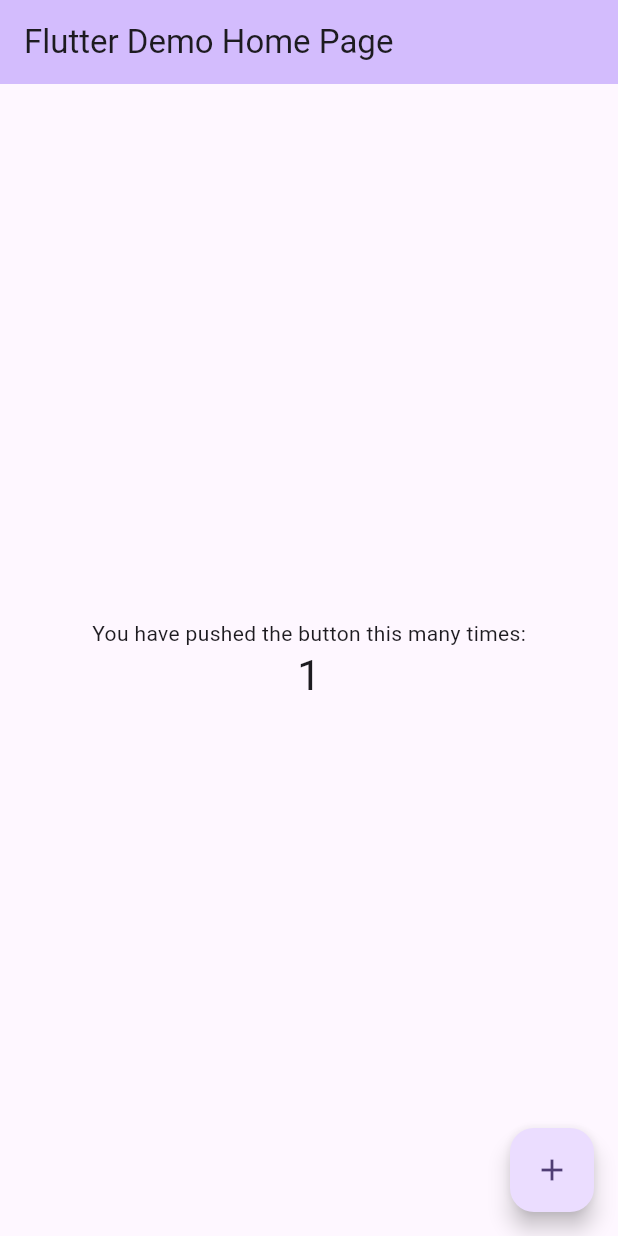
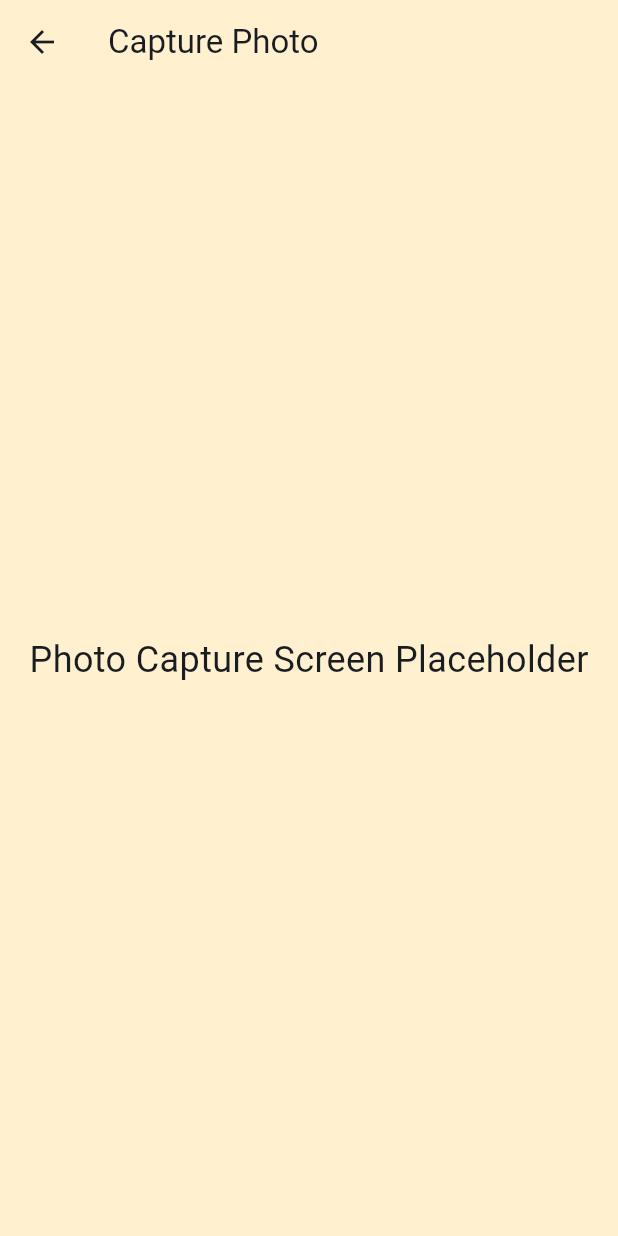
Before and after one commit to sammig6i/virtual_staging_app, a Flutter app: the screen it shows after launch, after a tap on the "add" icon, on a phone screen of 412 x 824 dp. Run offline on Flutter 3.47's test engine with Material 3 defaults, Android fonts, the phone set to English and light mode, and no system bars.

Commit message:
home screen and placeholders

```diff
--- /dev/null
+++ b/lib/home.dart
@@ -0,0 +1,81 @@
+import 'package:flutter/material.dart';
+import 'photo_capture.dart';
+import 'photo_gallery.dart';
+
+class Home extends StatelessWidget {
+  const Home({super.key});
+
+  @override
+  Widget build(BuildContext context) {
+    return Scaffold(
+      appBar: AppBar(
+        backgroundColor: Colors.transparent,
+        elevation: 0,
+        centerTitle: false,
+        title: const Padding(
+          padding: EdgeInsets.symmetric(horizontal: 5.0),
+          child: Text(
+            'StageStudio AI',
+            style: TextStyle(
+              color: Colors.black,
+              fontSize: 28,
+              fontWeight: FontWeight.bold,
+            ),
+          ),
+        ),
+      ),
+      body: Center(
+        child: Column(
+          mainAxisAlignment: MainAxisAlignment.start,
+          children: [
+            Container(
+              width: MediaQuery.of(context).size.width * 0.9,
+              height: MediaQuery.of(context).size.height * 0.75,
+              decoration: BoxDecoration(
+                borderRadius: BorderRadius.circular(16),
+                image: const DecorationImage(
+                  image: AssetImage('assets/staged_room.png'),
+                  fit: BoxFit.cover,
+                ),
+              ),
+            ),
+            const Spacer(),
+            Padding(
+              padding: const EdgeInsets.only(bottom: 30.0),
+              child: Row(
+                mainAxisAlignment: MainAxisAlignment.center,
+                children: [
+                  FloatingActionButton(
+                    heroTag: 'takePhoto',
+                    onPressed: () {
+                      Navigator.push(
+                        context,
+                        MaterialPageRoute(
+                            builder: (context) => const PhotoCaptureScreen()),
+                      );
+                    },
+                    tooltip: 'Take Photo',
+                    child: const Icon(Icons.add),
+                  ),
+                  const SizedBox(width: 20),
+                  FloatingActionButton(
+                    heroTag: 'pickPhoto',
+                    onPressed: () {
+                      Navigator.push(
+                        context,
+                        MaterialPageRoute(
+                            builder: (context) => const PhotoGalleryScreen()),
+                      );
+                    },
+                    tooltip: 'Pick Photo from Gallery',
+                    child: const Icon(Icons.image),
+                  ),
+                ],
+              ),
+            ),
+          ],
+        ),
+      ),
+    );
+  }
+}
--- a/lib/main.dart
+++ b/lib/main.dart
@@ -1,4 +1,6 @@
 import 'package:flutter/material.dart';
+import 'package:flutter/services.dart';
+import 'home.dart';
 
 void main() {
   runApp(const MyApp());
@@ -7,119 +9,24 @@ void main() {
 class MyApp extends StatelessWidget {
   const MyApp({super.key});
 
-  // This widget is the root of your application.
   @override
   Widget build(BuildContext context) {
     return MaterialApp(
-      title: 'Flutter Demo',
+      title: 'StageStudio AI',
       theme: ThemeData(
-        // This is the theme of your application.
-        //
-        // TRY THIS: Try running your application with "flutter run". You'll see
-        // the application has a purple toolbar. Then, without quitting the app,
-        // try changing the seedColor in the colorScheme below to Colors.green
-        // and then invoke "hot reload" (save your changes or press the "hot
-        // reload" button in a Flutter-supported IDE, or press "r" if you used
-        // the command line to start the app).
-        //
-        // Notice that the counter didn't reset back to zero; the application
-        // state is not lost during the reload. To reset the state, use hot
-        // restart instead.
-        //
-        // This works for code too, not just values: Most code changes can be
-        // tested with just a hot reload.
-        colorScheme: ColorScheme.fromSeed(seedColor: Colors.deepPurple),
+        colorScheme: ColorScheme.fromSeed(seedColor: Colors.blue),
         useMaterial3: true,
+        appBarTheme: const AppBarTheme(
+          backgroundColor: Color(0xFFFFF1D0),
+          systemOverlayStyle: SystemUiOverlayStyle(
+            statusBarColor: Color(0xFFFFF1D0),
+            statusBarIconBrightness: Brightness.dark,
+            statusBarBrightness: Brightness.light,
+          ),
+        ),
+        scaffoldBackgroundColor: const Color(0xFFFFF1D0),
       ),
-      home: const MyHomePage(title: 'Flutter Demo Home Page'),
+      home: const Home(),
     );
   }
 }
-
-class MyHomePage extends StatefulWidget {
-  const MyHomePage({super.key, required this.title});
-
-  // This widget is the home page of your application. It is stateful, meaning
-  // that it has a State object (defined below) that contains fields that affect
-  // how it looks.
-
-  // This class is the configuration for the state. It holds the values (in this
-  // case the title) provided by the parent (in this case the App widget) and
-  // used by the build method of the State. Fields in a Widget subclass are
-  // always marked "final".
-
-  final String title;
-
-  @override
-  State<MyHomePage> createState() => _MyHomePageState();
-}
-
-class _MyHomePageState extends State<MyHomePage> {
-  int _counter = 0;
-
-  void _incrementCounter() {
-    setState(() {
-      // This call to setState tells the Flutter framework that something has
-      // changed in this State, which causes it to rerun the build method below
-      // so that the display can reflect the updated values. If we changed
-      // _counter without calling setState(), then the build method would not be
-      // called again, and so nothing would appear to happen.
-      _counter++;
-    });
-  }
-
-  @override
-  Widget build(BuildContext context) {
-    // This method is rerun every time setState is called, for instance as done
-    // by the _incrementCounter method above.
-    //
-    // The Flutter framework has been optimized to make rerunning build methods
-    // fast, so that you can just rebuild anything that needs updating rather
-    // than having to individually change instances of widgets.
-    return Scaffold(
-      appBar: AppBar(
-        // TRY THIS: Try changing the color here to a specific color (to
-        // Colors.amber, perhaps?) and trigger a hot reload to see the AppBar
-        // change color while the other colors stay the same.
-        backgroundColor: Theme.of(context).colorScheme.inversePrimary,
-        // Here we take the value from the MyHomePage object that was created by
-        // the App.build method, and use it to set our appbar title.
-        title: Text(widget.title),
-      ),
-      body: Center(
-        // Center is a layout widget. It takes a single child and positions it
-        // in the middle of the parent.
-        child: Column(
-          // Column is also a layout widget. It takes a list of children and
-          // arranges them vertically. By default, it sizes itself to fit its
-          // children horizontally, and tries to be as tall as its parent.
-          //
-          // Column has various properties to control how it sizes itself and
-          // how it positions its children. Here we use mainAxisAlignment to
-          // center the children vertically; the main axis here is the vertical
-          // axis because Columns are vertical (the cross axis would be
-          // horizontal).
-          //
-          // TRY THIS: Invoke "debug painting" (choose the "Toggle Debug Paint"
-          // action in the IDE, or press "p" in the console), to see the
-          // wireframe for each widget.
-          mainAxisAlignment: MainAxisAlignment.center,
-          children: <Widget>[
-            const Text(
-              'You have pushed the button this many times:',
-            ),
-            Text(
-              '$_counter',
-              style: Theme.of(context).textTheme.headlineMedium,
-            ),
-          ],
-        ),
-      ),
-      floatingActionButton: FloatingActionButton(
-        onPressed: _incrementCounter,
-        tooltip: 'Increment',
-        child: const Icon(Icons.add),
-      ), // This trailing comma makes auto-formatting nicer for build methods.
-    );
-  }
-}
--- /dev/null
+++ b/lib/photo_capture.dart
@@ -0,0 +1,22 @@
+import 'package:flutter/material.dart';
+
+class PhotoCaptureScreen extends StatelessWidget {
+  const PhotoCaptureScreen({super.key});
+
+  @override
+  Widget build(BuildContext context) {
+    return Scaffold(
+      appBar: AppBar(
+        title: const Text('Capture Photo'),
+        backgroundColor: const Color(0xFFFFF1D0),
+        elevation: 0,
+      ),
+      body: const Center(
+        child: Text(
+          'Photo Capture Screen Placeholder',
+          style: TextStyle(fontSize: 24),
+        ),
+      ),
+    );
+  }
+}
--- /dev/null
+++ b/lib/photo_gallery.dart
@@ -0,0 +1,22 @@
+import 'package:flutter/material.dart';
+
+class PhotoGalleryScreen extends StatelessWidget {
+  const PhotoGalleryScreen({super.key});
+
+  @override
+  Widget build(BuildContext context) {
+    return Scaffold(
+      appBar: AppBar(
+        title: const Text('Gallery'),
+        backgroundColor: const Color(0xFFFFF1D0),
+        elevation: 0,
+      ),
+      body: const Center(
+        child: Text(
+          'Photo Gallery Screen Placeholder',
+          style: TextStyle(fontSize: 24),
+        ),
+      ),
+    );
+  }
+}
```
Also changed, not shown: pubspec.yaml (+4 -3 lines), assets/staged_room.png (added).
